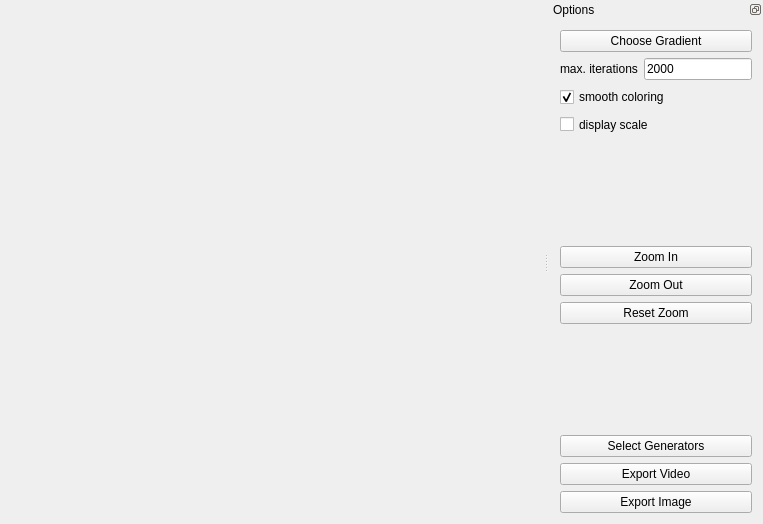
First picture: the form in Almond.ui, repository QlowB/Almond, before the edit.
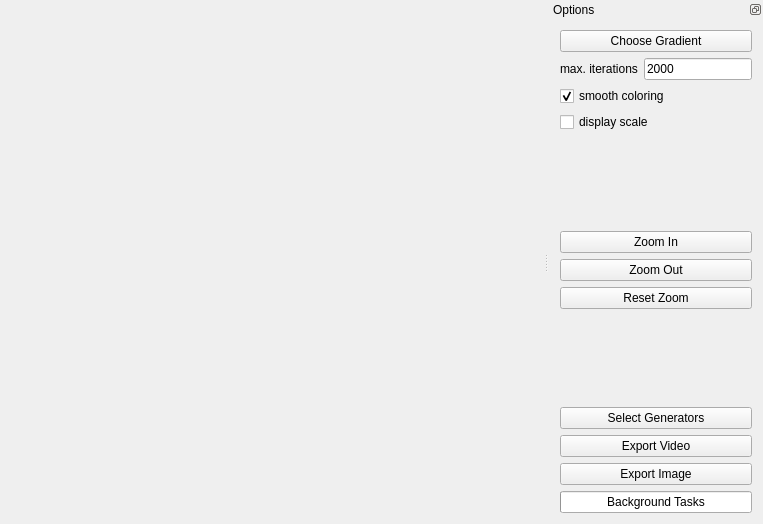
Second picture: the form after the edit.

```diff
--- a/Almond.ui
+++ b/Almond.ui
@@ -186,6 +186,31 @@
          </property>
         </widget>
        </item>
+       <item>
+        <widget class="QProgressBar" name="backgroundProgress">
+         <property name="enabled">
+          <bool>true</bool>
+         </property>
+         <property name="sizePolicy">
+          <sizepolicy hsizetype="Expanding" vsizetype="Preferred">
+           <horstretch>0</horstretch>
+           <verstretch>0</verstretch>
+          </sizepolicy>
+         </property>
+         <property name="maximum">
+          <number>1</number>
+         </property>
+         <property name="value">
+          <number>0</number>
+         </property>
+         <property name="alignment">
+          <set>Qt::AlignCenter</set>
+         </property>
+         <property name="format">
+          <string>Background Tasks</string>
+         </property>
+        </widget>
+       </item>
       </layout>
      </item>
     </layout>
```
